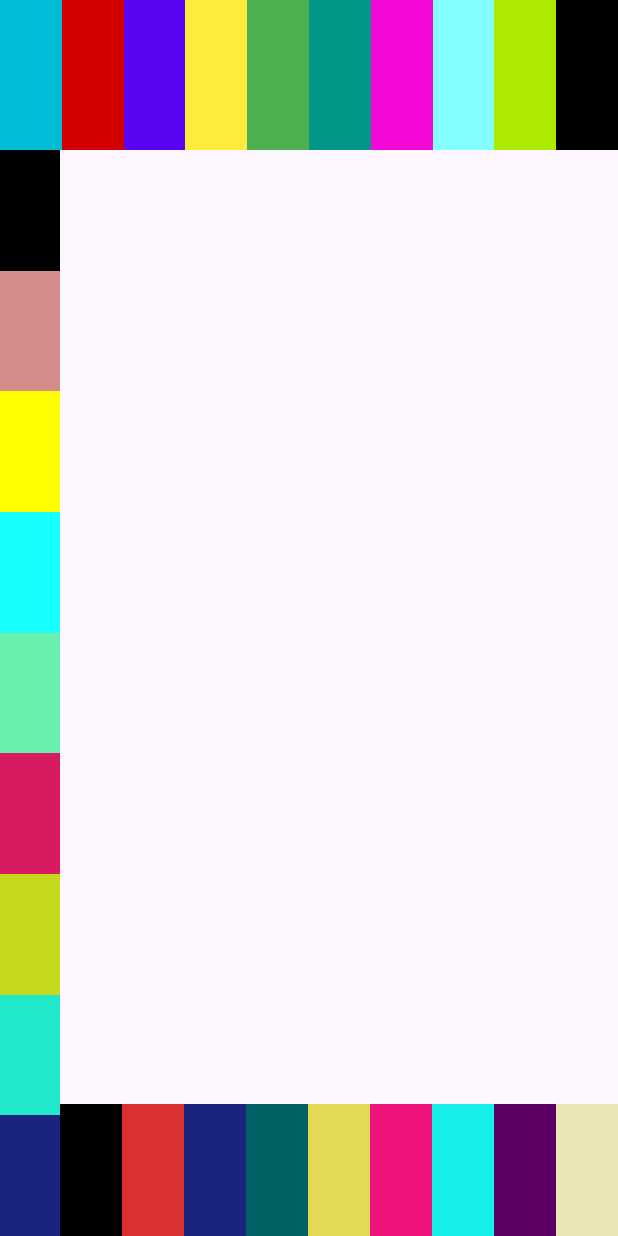
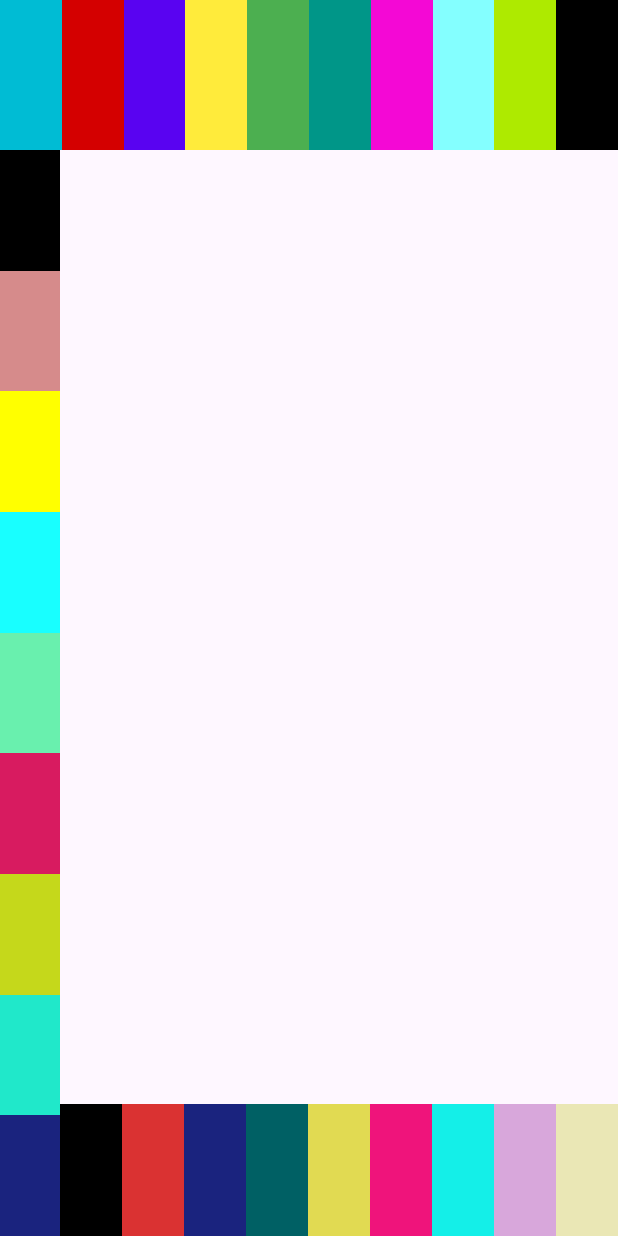
Before and after one commit to ahsannaeem150/AADTest, an Android app: the screen it shows after launch (MainActivity), on a phone screen of 412 x 824 dp. Run offline under Robolectric (Android 15) with nearby library versions, the phone set to English and light mode, and no system bars.

Commit message:
Some changes

```diff
--- a/app/src/main/res/layout/home_page.xml
+++ b/app/src/main/res/layout/home_page.xml
@@ -270,7 +270,7 @@
         app:layout_constraintEnd_toStartOf="@id/bTenth"
         app:layout_constraintStart_toEndOf="@id/bEighth"
         app:layout_constraintBottom_toBottomOf="parent"
-        android:background="#5D0064"
+        android:background="#D8A7DB"
         android:id="@+id/bNinth"
         >
     </androidx.constraintlayout.widget.ConstraintLayout>
```
